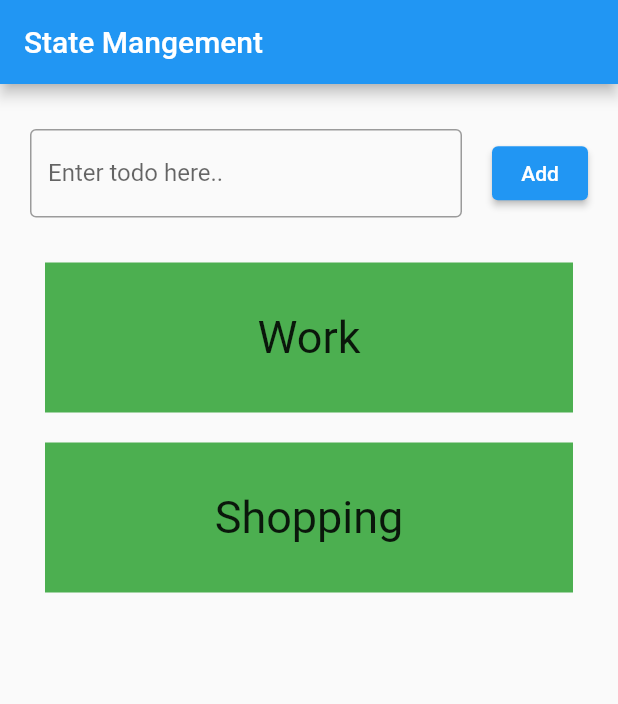
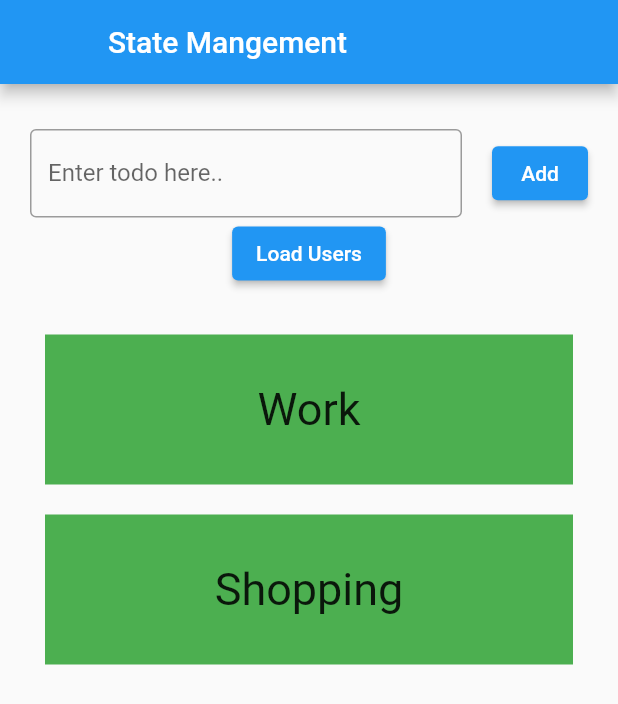
Before and after one commit to sudeepthapa/learning-flutter, a Flutter app: the screen it shows after launch, on a phone screen of 412 x 824 dp. Shown: the top 704 px of the screen. Run offline on Flutter 3.47's test engine with Material 2 defaults, Android fonts, the phone set to English and light mode, and no system bars.

```diff
--- a/lib/main.dart
+++ b/lib/main.dart
@@ -1,4 +1,5 @@
 import 'package:flutter/material.dart';
+import 'package:myfirstapp/providers/index.dart';
 import 'package:myfirstapp/providers/todos_provider.dart';
 import 'package:myfirstapp/screens/home_page.dart';
 import 'package:provider/provider.dart';
@@ -12,8 +13,8 @@ class MyApp extends StatelessWidget {
 
   @override
   Widget build(BuildContext context) {
-    return ChangeNotifierProvider<TodosProvider>(
-      create: (BuildContext context) => TodosProvider(),
+    return MultiProvider(
+      providers: providers,
       child: MaterialApp(
         title: 'Flutter Demo',
         theme: ThemeData(
--- /dev/null
+++ b/lib/providers/index.dart
@@ -0,0 +1,9 @@
+import 'package:myfirstapp/providers/todos_provider.dart';
+import 'package:myfirstapp/providers/users_provider.dart';
+import 'package:provider/provider.dart';
+import 'package:provider/single_child_widget.dart';
+
+List<SingleChildWidget> providers = [
+  ChangeNotifierProvider<TodosProvider>(create: (_) => TodosProvider()),
+  ChangeNotifierProvider<UserProvider>(create: (_) => UserProvider())
+];
--- /dev/null
+++ b/lib/providers/users_provider.dart
@@ -0,0 +1,16 @@
+import 'package:flutter/material.dart';
+
+class UserProvider extends ChangeNotifier {
+  List<String> users = [];
+  bool isLoading = false;
+
+  getUsers() async {
+    isLoading = true;
+    notifyListeners();
+
+    await Future.delayed(const Duration(seconds: 3));
+    users.addAll(['User 1', 'User 2', 'User 3']);
+    isLoading = false;
+    notifyListeners();
+  }
+}
--- a/lib/screens/home_page.dart
+++ b/lib/screens/home_page.dart
@@ -1,6 +1,7 @@
 import 'package:flutter/material.dart';
 import 'package:myfirstapp/components/todo_form.dart';
 import 'package:myfirstapp/components/todo_list.dart';
+import 'package:myfirstapp/providers/users_provider.dart';
 import 'package:provider/provider.dart';
 
 class HomePage extends StatefulWidget {
@@ -13,14 +14,29 @@ class HomePage extends StatefulWidget {
 class _HomePageState extends State<HomePage> {
   @override
   Widget build(BuildContext context) {
+    UserProvider provider = Provider.of<UserProvider>(context);
+    print(provider.isLoading);
+    print(provider.users);
     return Scaffold(
-      appBar: AppBar(title: const Text('State Mangement')),
+      appBar: AppBar(
+        title: const Text('State Mangement'),
+        leading: provider.isLoading
+            ? const CircularProgressIndicator(
+                color: Colors.white,
+              )
+            : const SizedBox(),
+      ),
       body: Container(
         margin: const EdgeInsets.symmetric(horizontal: 20, vertical: 30),
         width: double.infinity,
         child: Column(
           children: [
             TodoForm(),
+            ElevatedButton(
+                onPressed: () {
+                  provider.getUsers();
+                },
+                child: const Text('Load Users')),
             const SizedBox(
               height: 20,
             ),
```
